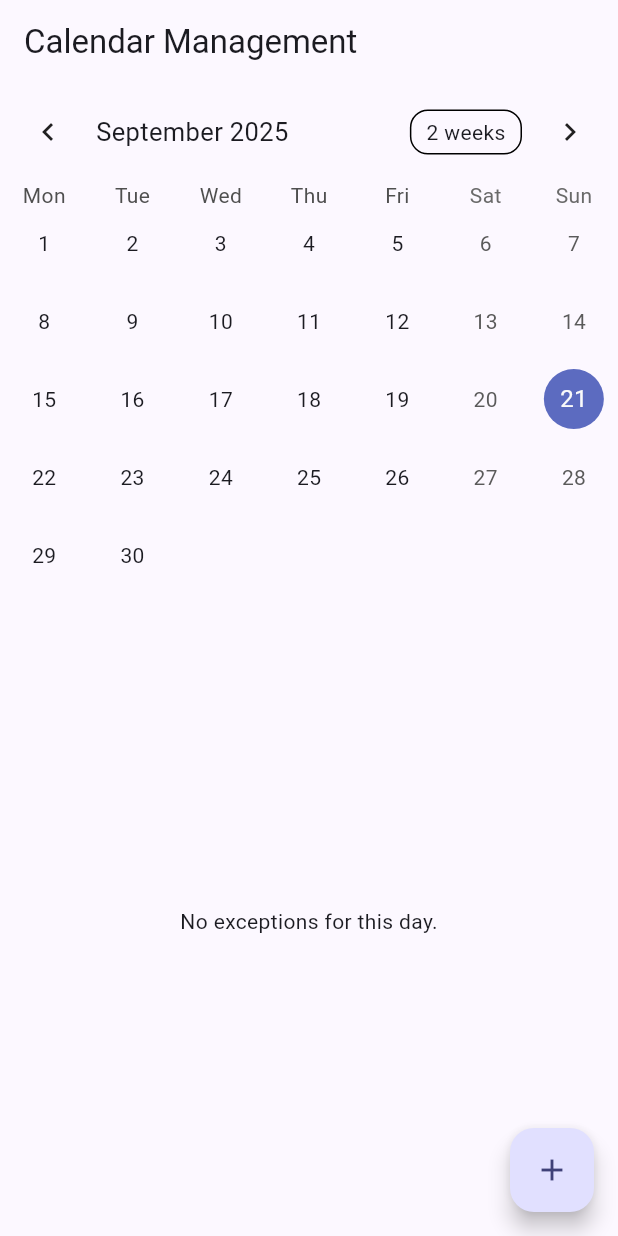
After one commit to Dima-salang/sjlshs_chronos, a Flutter app: the CalendarManagementScreen screen opened by its route, on a phone screen of 412 x 824 dp. The commit adds this screen. Run offline on Flutter 3.47's test engine with Material 3 defaults, Android fonts, the phone set to English and light mode, and no system bars; drawn by our look-alikes of table_calendar; our stand-ins replace cloud_firestore, connectivity_plus, device_info_plus, file_picker, firebase_auth, firebase_core and 9 more; missing offline and left inert: excel, mobile_scanner, pointycastle; accounts and stored records are empty; generated files the repository leaves out were written again; Roboto replaces fonts that are missing (SF Pro Display).

Commit message:
add calendar management screen for adding and removing day exceptions

```diff
--- /dev/null
+++ b/lib/features/device_management/calendar_management_screen.dart
@@ -0,0 +1,180 @@
+
+import 'package:flutter/material.dart';
+import 'package:cloud_firestore/cloud_firestore.dart';
+import 'package:table_calendar/table_calendar.dart';
+import 'package:sjlshs_chronos/features/device_management/calendar_management.dart';
+
+class CalendarManagementScreen extends StatefulWidget {
+  static const routeName = '/calendar-management';
+
+  const CalendarManagementScreen({super.key});
+
+  @override
+  State<CalendarManagementScreen> createState() => _CalendarManagementScreenState();
+}
+
+class _CalendarManagementScreenState extends State<CalendarManagementScreen> {
+  late final CalendarManager _calendarManager;
+  late final ValueNotifier<List<Map<String, dynamic>>> _dayExceptions;
+  CalendarFormat _calendarFormat = CalendarFormat.month;
+  DateTime _focusedDay = DateTime.now();
+  DateTime? _selectedDay;
+
+  @override
+  void initState() {
+    super.initState();
+    _calendarManager = CalendarManager(firestore: FirebaseFirestore.instance);
+    _dayExceptions = ValueNotifier([]);
+    _selectedDay = _focusedDay;
+    _loadDayExceptions();
+  }
+
+  void _loadDayExceptions() async {
+    final exceptions = await _calendarManager.getAllDayExceptions();
+    setState(() {
+      _dayExceptions.value = exceptions;
+    });
+  }
+
+  List<Map<String, dynamic>> _getEventsForDay(DateTime day) {
+    return _dayExceptions.value.where((exception) {
+      final exceptionDate = DateTime.fromMillisecondsSinceEpoch(exception['date']);
+      return isSameDay(exceptionDate, day);
+    }).toList();
+  }
+
+  void _onDaySelected(DateTime selectedDay, DateTime focusedDay) {
+    if (!isSameDay(_selectedDay, selectedDay)) {
+      setState(() {
+        _selectedDay = selectedDay;
+        _focusedDay = focusedDay;
+      });
+    }
+  }
+
+  void _addDayExceptionDialog() {
+    final nameController = TextEditingController();
+    showDialog(
+      context: context,
+      builder: (context) {
+        return AlertDialog(
+          title: const Text('Add Day Exception'),
+          content: TextField(
+            controller: nameController,
+            decoration: const InputDecoration(hintText: 'Exception Name'),
+          ),
+          actions: [
+            TextButton(
+              onPressed: () => Navigator.pop(context),
+              child: const Text('Cancel'),
+            ),
+            TextButton(
+              onPressed: () async {
+                if (nameController.text.isNotEmpty && _selectedDay != null) {
+                  await _calendarManager.addDayException(
+                    name: nameController.text,
+                    date: _selectedDay!,
+                  );
+                  _loadDayExceptions();
+                  Navigator.pop(context);
+                }
+              },
+              child: const Text('Add'),
+            ),
+          ],
+        );
+      },
+    );
+  }
+
+  void _removeDayException(DateTime date) async {
+    await _calendarManager.removeDayException(date: date);
+    _loadDayExceptions();
+  }
+
+  @override
+  Widget build(BuildContext context) {
+    return Scaffold(
+      appBar: AppBar(
+        title: const Text('Calendar Management'),
+      ),
+      body: Column(
+        children: [
+          TableCalendar<Map<String, dynamic>>(
+            firstDay: DateTime.utc(2010, 10, 16),
+            lastDay: DateTime.utc(2030, 3, 14),
+            focusedDay: _focusedDay,
+            selectedDayPredicate: (day) => isSameDay(_selectedDay, day),
+            calendarFormat: _calendarFormat,
+            eventLoader: _getEventsForDay,
+            startingDayOfWeek: StartingDayOfWeek.monday,
+            calendarStyle: const CalendarStyle(
+              outsideDaysVisible: false,
+            ),
+            onDaySelected: _onDaySelected,
+            onFormatChanged: (format) {
+              if (_calendarFormat != format) {
+                setState(() {
+                  _calendarFormat = format;
+                });
+              }
+            },
+            onPageChanged: (focusedDay) {
+              _focusedDay = focusedDay;
+            },
+            calendarBuilders: CalendarBuilders(
+              markerBuilder: (context, date, events) {
+                if (events.isNotEmpty) {
+                  return Positioned(
+                    right: 1,
+                    bottom: 1,
+                    child: Container(
+                      decoration: BoxDecoration(
+                        shape: BoxShape.circle,
+                        color: Theme.of(context).primaryColor,
+                      ),
+                      width: 6.0,
+                      height: 6.0,
+                    ),
+                  );
+                }
+                return null;
+              },
+            ),
+          ),
+          const SizedBox(height: 8.0),
+          Expanded(
+            child: ValueListenableBuilder<List<Map<String, dynamic>>>(
+              valueListenable: _dayExceptions,
+              builder: (context, value, _) {
+                final selectedDayEvents = _selectedDay != null ? _getEventsForDay(_selectedDay!) : [];
+                if (selectedDayEvents.isEmpty) {
+                  return const Center(child: Text('No exceptions for this day.'));
+                }
+                return ListView.builder(
+                  itemCount: selectedDayEvents.length,
+                  itemBuilder: (context, index) {
+                    final event = selectedDayEvents[index];
+                    final eventDate = DateTime.fromMillisecondsSinceEpoch(event['date']);
+                    return ListTile(
+                      title: Text(event['name']),
+                      subtitle: Text('${eventDate.toLocal()}'.split(' ')[0]),
+                      trailing: IconButton(
+                        icon: const Icon(Icons.delete),
+                        onPressed: () => _removeDayException(eventDate),
+                      ),
+                    );
+                  },
+                );
+              },
+            ),
+          ),
+        ],
+      ),
+      floatingActionButton: FloatingActionButton(
+        onPressed: _addDayExceptionDialog,
+        child: const Icon(Icons.add),
+      ),
+    );
+  }
+}
--- a/lib/features/device_management/device_management.dart
+++ b/lib/features/device_management/device_management.dart
@@ -2,7 +2,6 @@ import 'dart:async';
 import 'dart:math';
 import 'package:cloud_firestore/cloud_firestore.dart';
 import 'package:device_info_plus/device_info_plus.dart';
-import 'package:firebase_core/firebase_core.dart';
 import 'package:shared_preferences/shared_preferences.dart';
 import 'package:flutter/material.dart';
 
--- a/lib/router/app_router.dart
+++ b/lib/router/app_router.dart
@@ -7,7 +7,9 @@ import 'package:sjlshs_chronos/features/student_management/screens/student_manag
 import 'package:sjlshs_chronos/features/student_management/screens/attendance_records_screen.dart';
 import 'package:sjlshs_chronos/features/auth/screens/login_screen.dart';
 import 'package:sjlshs_chronos/features/auth/screens/register_screen.dart';
+import 'package:sjlshs_chronos/features/auth/account_management.dart';
 import 'package:sjlshs_chronos/features/auth/screens/account_verification_screen.dart';
+import 'package:sjlshs_chronos/features/device_management/calendar_management_screen.dart';
 import 'package:sjlshs_chronos/features/auth/screens/verification_info_screen.dart';
 import 'package:sjlshs_chronos/features/student_management/screens/teacher_attendance_screen.dart';
 import 'package:sjlshs_chronos/features/attendance_tracking/attendance_tracker.dart';
@@ -202,6 +204,11 @@ final routerProvider = Provider<GoRouter>((ref) {
         path: '/settings',
         name: 'settings',
         builder: (context, state) => const SettingsScreen(),
+      ),
+      GoRoute(
+        path: '/calendar-management',
+        name: 'calendar-management',
+        builder: (context, state) => const CalendarManagementScreen(),
       )
     ],
     errorBuilder: (context, state) => const AppScaffold(
--- a/lib/widgets/app_drawer.dart
+++ b/lib/widgets/app_drawer.dart
@@ -136,6 +136,16 @@ class AppDrawer extends ConsumerWidget {
                 context.push('/device-configuration');
               },
             ),
+            _buildListTile(
+              context: context,
+              icon: Icons.calendar_today,
+              title: 'Calendar Management',
+              route: '/calendar-management',
+              currentRoute: currentRoute,
+              onTap: () {
+                context.push('/calendar-management');
+              },
+            ),
           const Divider(),
           _buildListTile(
             context: context,
--- a/pubspec.yaml
+++ b/pubspec.yaml
@@ -58,6 +58,7 @@ dependencies:
   open_file: ^3.5.10
   connectivity_plus: ^6.1.4
   flutter_secure_storage: ^9.2.4
+  table_calendar: ^3.2.0
 
 dev_dependencies:
   flutter_test:
```
Also changed, not shown: lib/features/attendance_tracking/record_manager.dart (+21 -3 lines), pubspec.lock.
